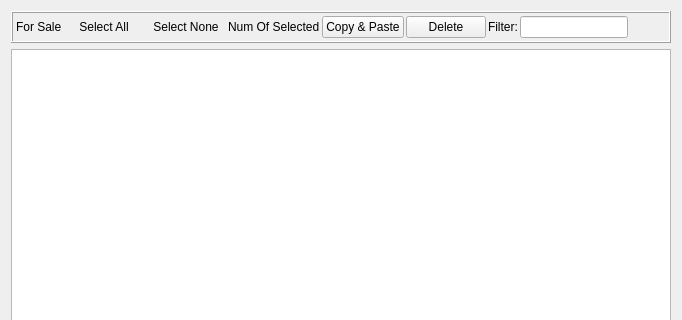
The window that src/Applications/BrickMoneyDesktop/src/LegSetTableView.ui (tlaemmlein/BrickMoney) describes before a commit, drawn with Qt 5; both pictures show x 0 to 682 and y 0 to 320 of the 682 by 484 pixel window.
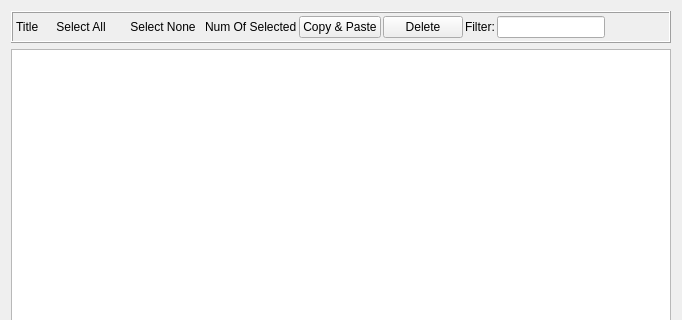
The same window after the commit.

Diff of the .ui file:
```diff
--- a/src/Applications/BrickMoneyDesktop/src/LegSetTableView.ui
+++ b/src/Applications/BrickMoneyDesktop/src/LegSetTableView.ui
@@ -41,7 +41,7 @@
       <item>
        <widget class="QLabel" name="legSetTableViewTitle">
         <property name="text">
-         <string>For Sale</string>
+         <string>Title</string>
         </property>
        </widget>
       </item>
```
